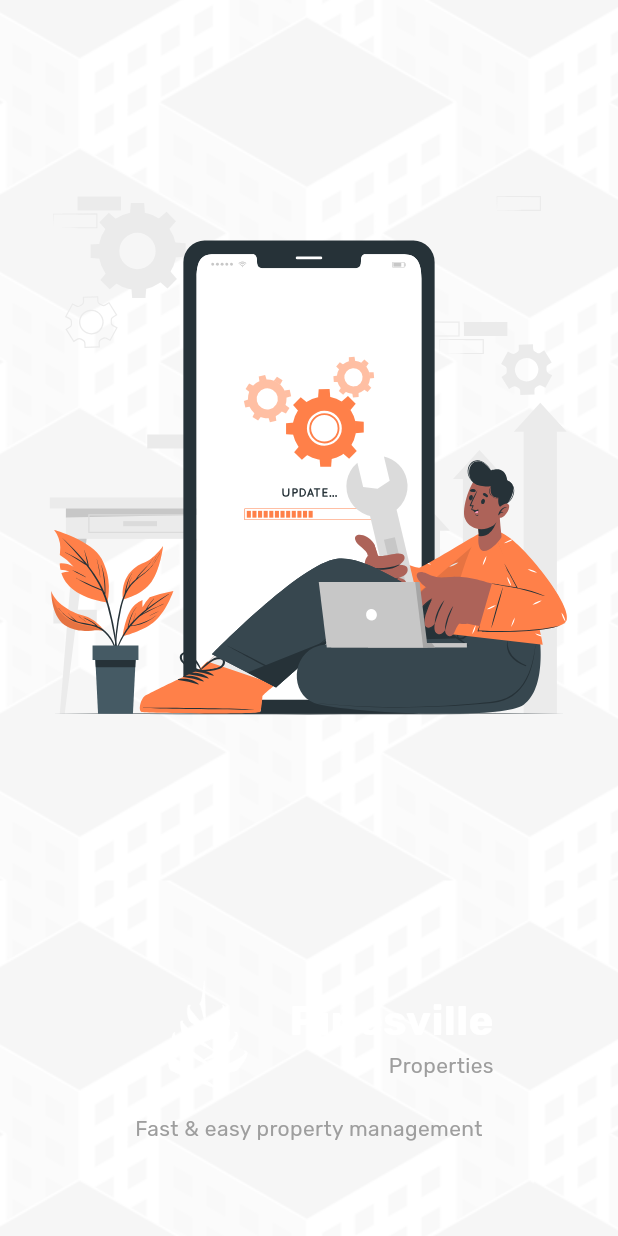
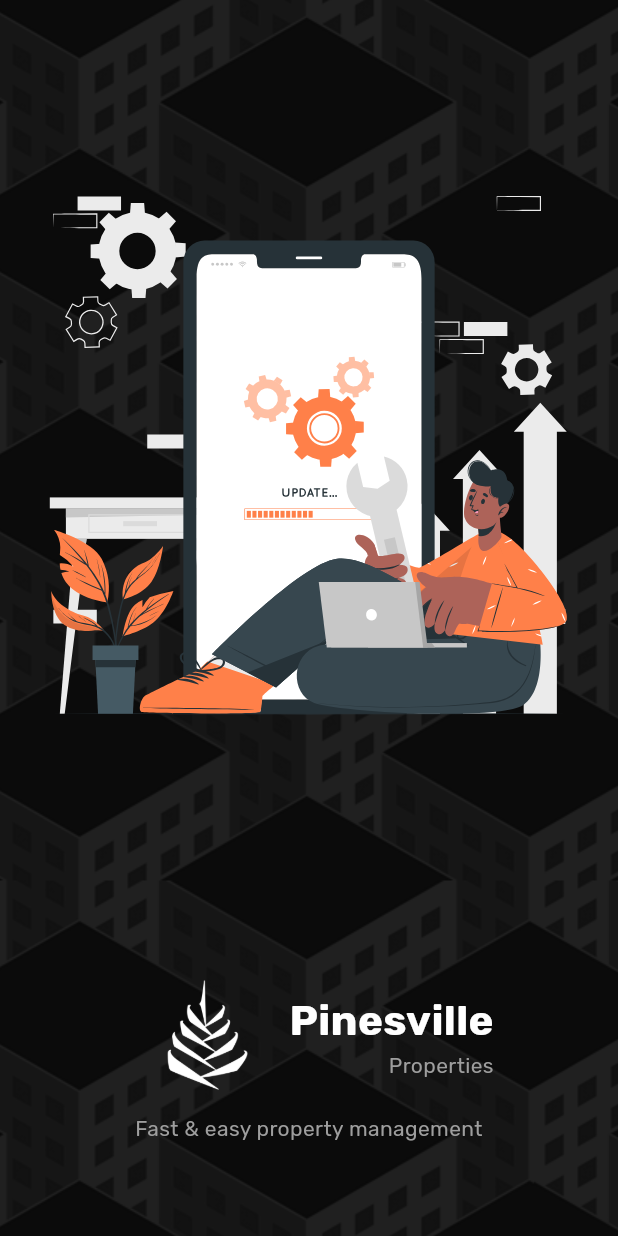
Before and after one commit to agojolai/webadmin_pinesvillepasig, a Flutter app: the screen it shows after launch, on a phone screen of 412 x 824 dp. Run offline on Flutter 3.47's test engine with Material 3 defaults, Android fonts, the phone set to English and light mode, and no system bars; our stand-ins replace cached_network_image, connectivity_plus, data_table_2, firebase_core, firebase_storage, flutter_svg and 4 more; missing offline and left inert: dart:html; accounts and stored records are empty.

Commit message:
adjusted the background color on log in

```diff
--- a/lib/data/features.authentication/screens/responsive_screens/login_screen/login_desktop_tablet.dart
+++ b/lib/data/features.authentication/screens/responsive_screens/login_screen/login_desktop_tablet.dart
@@ -22,13 +22,13 @@ class LoginScreenDesktopTabletState extends State<LoginScreenDesktopTablet> {
   @override
   Widget build(BuildContext context) {
     return Scaffold(
-      backgroundColor: Colors.transparent, // important when using background image
+      backgroundColor: Colors.black, // important when using background image
       body: Stack(
         children: [
           // Background image with repeating effect
           Positioned.fill(
               child: Opacity(
-                opacity: 0.2, // Adjust opacity (0.0 to 1.0, where 0.0 is fully transparent)
+                opacity: 0.5, // Adjust opacity (0.0 to 1.0, where 0.0 is fully transparent)
                 child: Container(
                   decoration: BoxDecoration(
                     image: DecorationImage(
```
